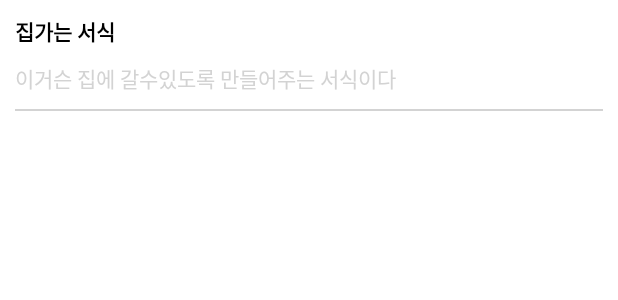
After one commit to tnalss/YH_Company, an Android app: the layout item_ea_formlist.xml on its own in the app's theme, with its tools: preview values and no code run, on a phone screen of 412 x 824 dp. The commit adds this screen. Shown: the top 300 px of the screen. Run offline under Robolectric (Android 15) with nearby library versions, the phone set to English and light mode, and no system bars.

Commit message:
이건 뭐죠?

```diff
--- a/LastProject/app/src/main/java/com/example/lastproject/ea/FormListAdapter.java
+++ b/LastProject/app/src/main/java/com/example/lastproject/ea/FormListAdapter.java
@@ -8,6 +8,8 @@ import android.view.ViewGroup;
 import androidx.annotation.NonNull;
 import androidx.recyclerview.widget.RecyclerView;
 
+import com.example.lastproject.R;
+
 import java.util.zip.Inflater;
 
 public class FormListAdapter extends RecyclerView.Adapter<FormListAdapter.ViewHolder> {
@@ -16,8 +18,9 @@ public class FormListAdapter extends RecyclerView.Adapter<FormListAdapter.ViewHo
     @NonNull
     @Override
     public ViewHolder onCreateViewHolder(@NonNull ViewGroup parent, int viewType) {
-
-        return null;
+       View v = inflater.inflate(R.layout.item_ea_formlist,parent,false);
+        ViewHolder holder = new ViewHolder(v);
+        return holder;
     }
 
     @Override
--- a/LastProject/app/src/main/java/com/example/lastproject/ea/FormListFragment.java
+++ b/LastProject/app/src/main/java/com/example/lastproject/ea/FormListFragment.java
@@ -9,6 +9,7 @@ import android.view.LayoutInflater;
 import android.view.View;
 import android.view.ViewGroup;
 
+import com.example.conn.CommonMethod;
 import com.example.lastproject.R;
 
 
@@ -20,6 +21,7 @@ public class FormListFragment extends Fragment {
         View v = inflater.inflate(R.layout.fragment_form_list, container, false);
         recv_form = v.findViewById(R.id.recv_form);
 
+        new CommonMethod().sendPost("");
 
 
         return v;
--- /dev/null
+++ b/LastProject/app/src/main/res/layout/item_ea_formlist.xml
@@ -0,0 +1,28 @@
+<?xml version="1.0" encoding="utf-8"?>
+<LinearLayout
+    android:layout_margin="10dp"
+    xmlns:android="http://schemas.android.com/apk/res/android"
+    android:layout_width="match_parent"
+    android:layout_height="wrap_content"
+    android:orientation="vertical">
+
+    <TextView
+        android:id="@+id/tv_form_title"
+        android:layout_marginBottom="10dp"
+        android:textStyle="bold"
+        android:textColor="@color/black"
+        android:text="집가는 서식"
+        android:layout_width="wrap_content"
+        android:layout_height="wrap_content"/>
+    <TextView
+        android:id="@+id/tv_form_comment"
+        android:layout_marginBottom="10dp"
+        android:textColor="@color/light_color"
+        android:text="이거슨 집에 갈수있도록 만들어주는 서식이다"
+        android:layout_width="wrap_content"
+        android:layout_height="wrap_content"/>
+    <View
+        android:background="@color/light_color"
+        android:layout_width="match_parent"
+        android:layout_height="1dp" />
+</LinearLayout>
```
Also changed, not shown: 2 other files.
